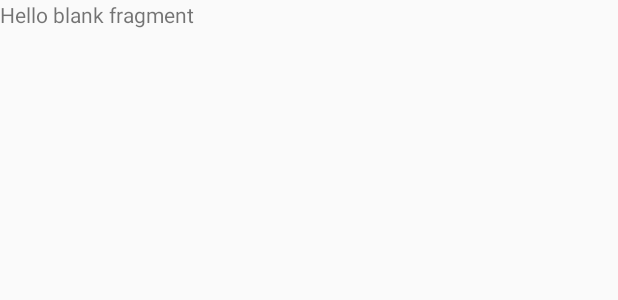
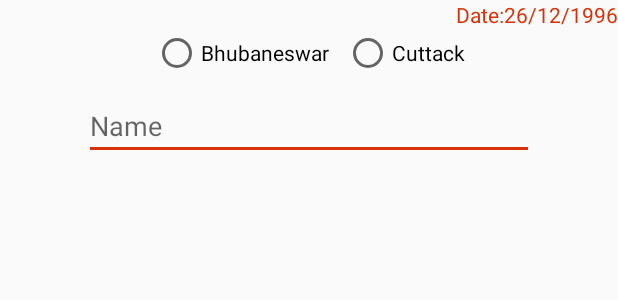
Before and after one commit to rk472/NewJT, an Android app: the layout fragment_inquiry.xml on its own in the app's theme, with its tools: preview values and no code run, on a phone screen of 412 x 824 dp. Shown: the top 300 px of the screen. Run offline under Robolectric (Android 15) with nearby library versions, the phone set to English and light mode, and no system bars.

Commit message:
Inquiry added

```diff
--- a/app/src/main/res/layout/fragment_inquiry.xml
+++ b/app/src/main/res/layout/fragment_inquiry.xml
@@ -4,10 +4,50 @@
     android:layout_height="match_parent"
     tools:context="com.jt.javatechnocrat.InquiryFragment">
 
-    <!-- TODO: Update blank fragment layout -->
-    <TextView
+    <LinearLayout
         android:layout_width="match_parent"
         android:layout_height="match_parent"
-        android:text="@string/hello_blank_fragment" />
+        >
+        <ScrollView
+            android:layout_width="match_parent"
+            android:layout_height="match_parent">
+            <LinearLayout
+                android:layout_width="match_parent"
+                android:layout_height="match_parent"
+                android:orientation="vertical">
+                <TextView
+                    android:layout_width="wrap_content"
+                    android:layout_height="wrap_content"
+                    android:text="Date:26/12/1996"
+                    android:textColor="@color/colorAccent"
+                    android:layout_gravity="end"/>
+                <RadioGroup
+                    android:layout_width="wrap_content"
+                    android:layout_height="match_parent"
+                    android:orientation="horizontal"
+                    android:layout_gravity="center_horizontal">
+
+                    <RadioButton
+                        android:layout_width="wrap_content"
+                        android:layout_height="match_parent"
+                        android:text="Bhubaneswar"
+                        android:layout_marginRight="10dp"/>
+                    <RadioButton
+                        android:layout_width="wrap_content"
+                        android:layout_height="match_parent"
+                        android:text="Cuttack" />
+
+                </RadioGroup>
+                <EditText
+                    android:layout_width="300dp"
+                    android:layout_height="wrap_content"
+                    android:hint="Name"
+                    android:layout_gravity="center_horizontal"
+                    android:layout_marginTop="10dp"/>
+            </LinearLayout>
+
+
+        </ScrollView>
+    </LinearLayout>
 
 </FrameLayout>
```
Also changed, not shown: app/src/main/java/com/jt/javatechnocrat/InquiryFragment.java (+5 -91 lines).
